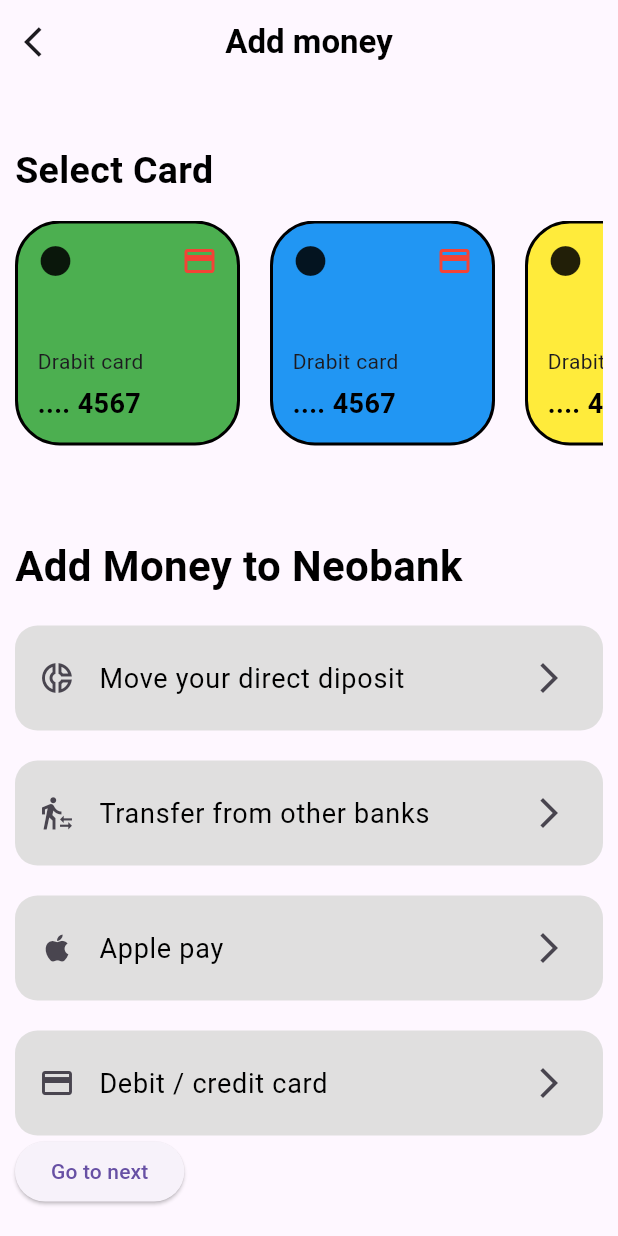
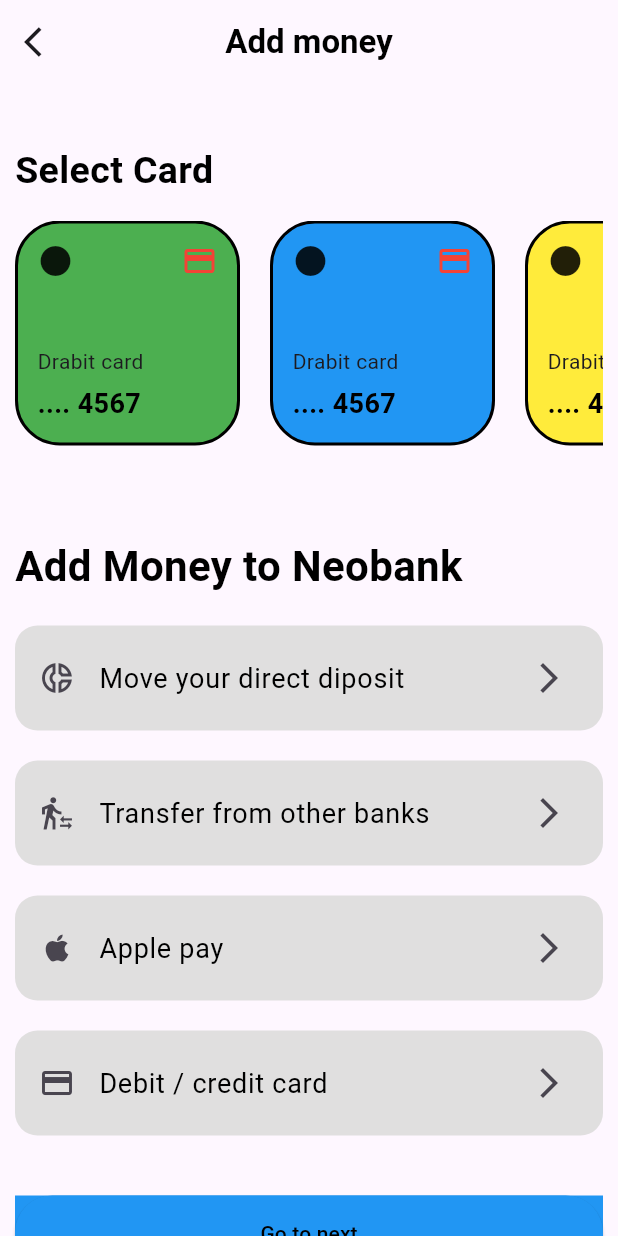
Before and after one commit to shamseernpm-beep/practice_dribble, a Flutter app: the screen it shows after launch, on a phone screen of 412 x 824 dp. Run offline on Flutter 3.47's test engine with Material 3 defaults, Android fonts, the light colour scheme and no system bars.

Commit message:
new dribble

```diff
--- a/lib/home.dart
+++ b/lib/home.dart
@@ -270,14 +270,24 @@ class _HomeState extends State<Home> {
                     ),
                   ),
                 ),
-                ElevatedButton(
+                SizedBox(height: 40),
+                Container(
+                  height: 50,
+                  width: double.infinity,
+                  decoration: BoxDecoration(color: Colors.blue),
+                  child: ElevatedButton(
                     onPressed: () {
                       Navigator.push(
                         context,
                         MaterialPageRoute(builder: (context) => Next()),
                       );
                     },
+                    style: ElevatedButton.styleFrom(
+                      foregroundColor: Colors.black,
+                      backgroundColor: Colors.blue,
+                    ),
                     child: Text("Go to next"),
+                  ),
                 ),
               ],
             ),
```
Also changed, not shown: lib/next.dart (+67 -1 lines). Lines whose indentation alone changed are shown as unchanged.
